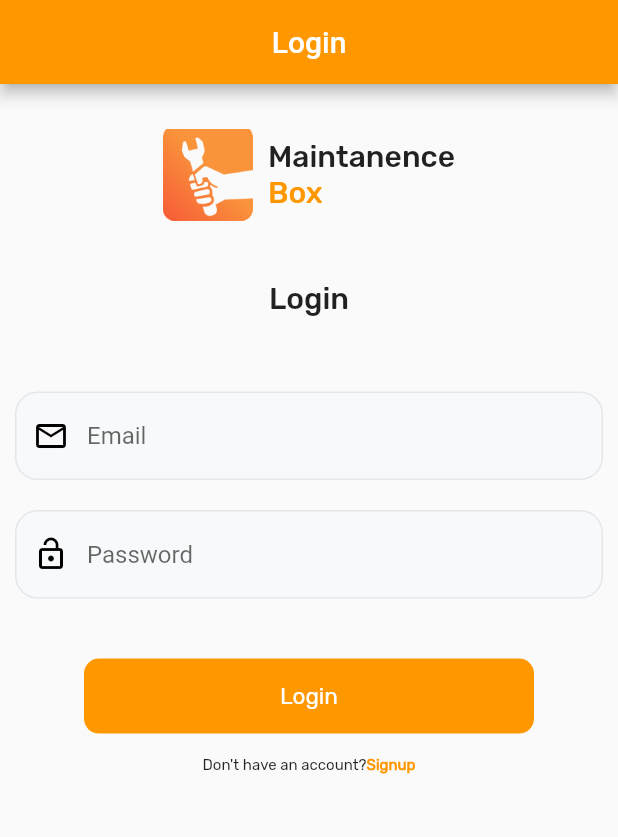
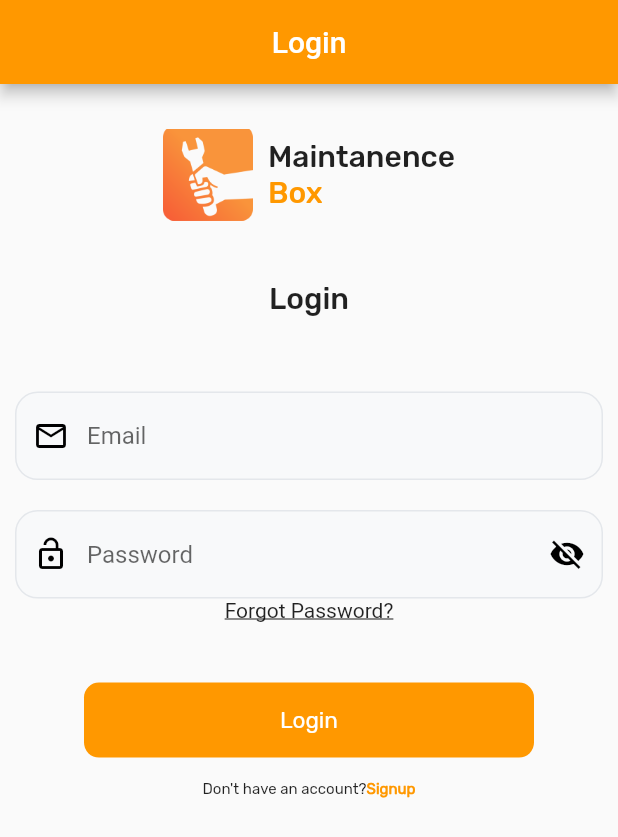
Before and after one commit to ubaidullah98/Flutter_Login, a Flutter app: the screen it shows after launch, on a phone screen of 412 x 824 dp. Shown: the top 837 px of the screen. Run offline on Flutter 3.47's test engine with Material 2 defaults, Android fonts, the phone set to English and light mode, and no system bars.

Commit message:
Flutter Login

```diff
--- a/lib/main.dart
+++ b/lib/main.dart
@@ -16,13 +16,13 @@ class MyApp extends StatelessWidget {
           child: Scaffold(
             appBar: AppBar(
               backgroundColor: Colors.orange,
-              title: Center(
+              title: const Center(
                 child: Text('Login'),
               ),
             ),
             body: SingleChildScrollView(
               child: Column(children: [
-                SizedBox(
+                const SizedBox(
                   height: 30,
                 ),
                 Row(mainAxisAlignment: MainAxisAlignment.center, children: [
@@ -30,7 +30,7 @@ class MyApp extends StatelessWidget {
                     'images/logo.png',
                     width: 60,
                   ),
-                  SizedBox(
+                  const SizedBox(
                     width: 10,
                   ),
                   Column(
@@ -52,71 +52,86 @@ class MyApp extends StatelessWidget {
                     ],
                   ),
                 ]),
-                SizedBox(
+                const SizedBox(
                   height: 40,
                 ),
-                Text(
+                const Text(
                   'Login',
                   style: TextStyle(fontFamily: 'Rubik Medium', fontSize: 20),
                 ),
-                SizedBox(
+                const SizedBox(
                   height: 50,
                 ),
                 Padding(
-                  padding: EdgeInsets.only(left: 10, right: 10),
+                  padding: const EdgeInsets.only(left: 10, right: 10),
                   child: TextFormField(
                     decoration: InputDecoration(
-                      fillColor: Color(0xffF8F9FA),
+                      fillColor: const Color(0xffF8F9FA),
                       filled: true,
-                      prefixIcon: Icon(
+                      prefixIcon: const Icon(
                         Icons.email_outlined,
                         color: Colors.black,
                       ),
                       hintText: 'Email',
                       focusedBorder: OutlineInputBorder(
-                        borderSide: BorderSide(color: Color(0xffE4E7EB)),
+                        borderSide: const BorderSide(color: Color(0xffE4E7EB)),
                         borderRadius: BorderRadius.circular(15.0),
                       ),
                       enabledBorder: OutlineInputBorder(
-                        borderSide: BorderSide(color: Color(0xffE4E7EB)),
+                        borderSide: const BorderSide(color: Color(0xffE4E7EB)),
                         borderRadius: BorderRadius.circular(15.0),
                       ),
                     ),
                   ),
                 ),
-                SizedBox(
+                const SizedBox(
                   height: 20,
                 ),
                 Padding(
-                  padding: EdgeInsets.only(left: 10, right: 10),
+                  padding: const EdgeInsets.only(left: 10, right: 10),
                   child: TextFormField(
                     obscureText: true,
                     decoration: InputDecoration(
-                      fillColor: Color(0xffF8F9FA),
+                      fillColor: const Color(0xffF8F9FA),
                       filled: true,
-                      prefixIcon: Icon(
+                      prefixIcon: const Icon(
                         Icons.lock_open,
+                        color: Colors.black,
+                      ),
+                      suffixIcon: const Icon(
+                        Icons.visibility_off,
                         color: Colors.black,
                       ),
                       hintText: 'Password',
                       focusedBorder: OutlineInputBorder(
-                        borderSide: BorderSide(color: Color(0xffE4E7EB)),
+                        borderSide: const BorderSide(color: Color(0xffE4E7EB)),
                         borderRadius: BorderRadius.circular(15.0),
                       ),
                       enabledBorder: OutlineInputBorder(
-                        borderSide: BorderSide(color: Color(0xffE4E7EB)),
+                        borderSide: const BorderSide(color: Color(0xffE4E7EB)),
                         borderRadius: BorderRadius.circular(15.0),
                       ),
                     ),
                   ),
                 ),
-                SizedBox(
+                const Text(
+                  'Forgot Password?',
+                  style: TextStyle(
+                    decoration: TextDecoration.underline,
+                  ),
+                  textAlign: TextAlign.right,
+                ),
+                const SizedBox(
                   height: 40,
                 ),
                 Container(
                   height: 50,
                   width: 300,
-                  child: Center(
+                  decoration: BoxDecoration(
+                    color: Colors.orange,
+                    borderRadius: BorderRadius.circular(10),
+                  ),
+                  child: const Center(
                     child: Text(
                       'Login',
                       style: TextStyle(
@@ -125,17 +140,13 @@ class MyApp extends StatelessWidget {
                           fontFamily: 'Rubik Regular'),
                     ),
                   ),
-                  decoration: BoxDecoration(
-                    color: Colors.orange,
-                    borderRadius: BorderRadius.circular(10),
-                  ),
                 ),
-                SizedBox(
+                const SizedBox(
                   height: 15,
                 ),
                 Row(
                   mainAxisAlignment: MainAxisAlignment.center,
-                  children: [
+                  children: const [
                     Text(
                       "Don't have an account?",
                       style:
```
Also changed, not shown: 10 other files.
